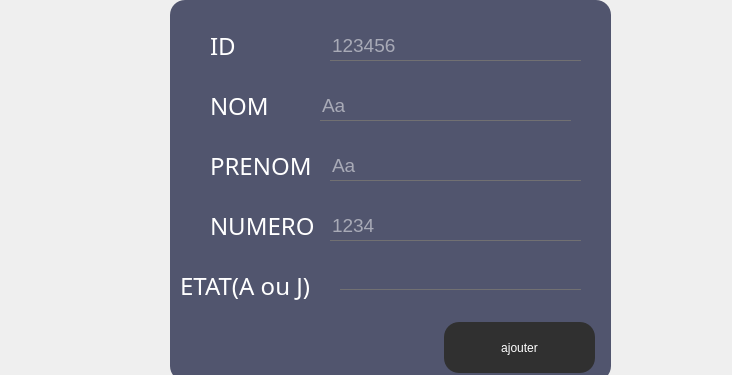
Old version of the form aa.ui in the repository HediLengliz/Smart_Court_2A25.
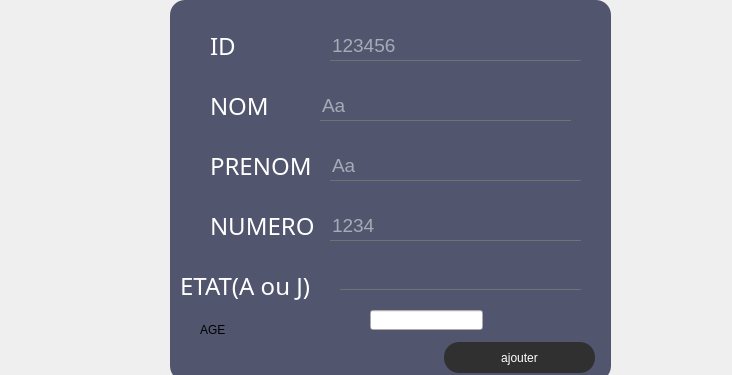
New version of the form. Icons and pictures are not drawn.

What changed in the file:
```diff
--- a/aa.ui
+++ b/aa.ui
@@ -337,9 +337,9 @@
     <property name="geometry">
      <rect>
       <x>274</x>
-      <y>322</y>
+      <y>342</y>
       <width>151</width>
-      <height>51</height>
+      <height>31</height>
      </rect>
     </property>
     <property name="styleSheet">
@@ -378,6 +378,29 @@
 }</string>
     </property>
    </widget>
+   <widget class="QLineEdit" name="le_age1">
+    <property name="geometry">
+     <rect>
+      <x>200</x>
+      <y>310</y>
+      <width>113</width>
+      <height>20</height>
+     </rect>
+    </property>
+   </widget>
+   <widget class="QLabel" name="le_age">
+    <property name="geometry">
+     <rect>
+      <x>30</x>
+      <y>320</y>
+      <width>111</width>
+      <height>20</height>
+     </rect>
+    </property>
+    <property name="text">
+     <string>AGE</string>
+    </property>
+   </widget>
    <zorder>label_8</zorder>
    <zorder>label_7</zorder>
    <zorder>label_9</zorder>
```
Left out of the diff: 2 changed lines with no effect on the pictures.
